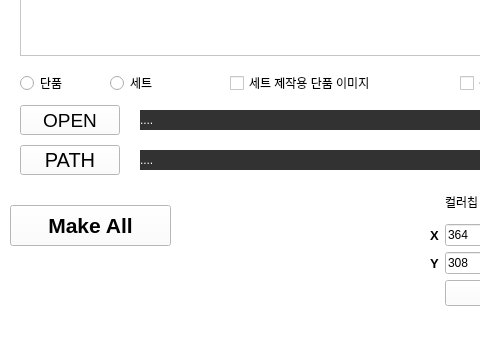
Before: the Qt Designer form 03_resource/ui_imageMaking.ui in suni1015/ImageMaking, drawn with Qt 5; both pictures show x 0 to 480 and y 425 to 787 of the 600 by 787 pixel window.
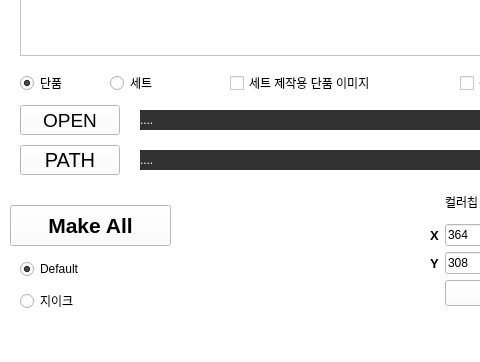
After: the same form once the commit is applied.

Commit message: 버그 및 출력 오류 미확인 수정완료버전

```diff
--- a/03_resource/ui_imageMaking.ui
+++ b/03_resource/ui_imageMaking.ui
@@ -232,6 +232,9 @@
     <property name="text">
      <string>단품</string>
     </property>
+    <property name="checked">
+     <bool>true</bool>
+    </property>
    </widget>
    <widget class="QRadioButton" name="radio_set">
     <property name="geometry">
@@ -345,6 +348,35 @@
      </item>
     </layout>
    </widget>
+   <widget class="QWidget" name="verticalLayoutWidget">
+    <property name="geometry">
+     <rect>
+      <x>20</x>
+      <y>680</y>
+      <width>111</width>
+      <height>62</height>
+     </rect>
+    </property>
+    <layout class="QVBoxLayout" name="verticalLayout">
+     <item>
+      <widget class="QRadioButton" name="format_radio_1">
+       <property name="text">
+        <string>Default</string>
+       </property>
+       <property name="checked">
+        <bool>true</bool>
+       </property>
+      </widget>
+     </item>
+     <item>
+      <widget class="QRadioButton" name="format_radio_2">
+       <property name="text">
+        <string>지이크</string>
+       </property>
+      </widget>
+     </item>
+    </layout>
+   </widget>
   </widget>
   <widget class="QMenuBar" name="menubar">
    <property name="geometry">
```
Left out of the diff: 2 changed lines with no effect on the pictures. The commit also changes 2 other files.
